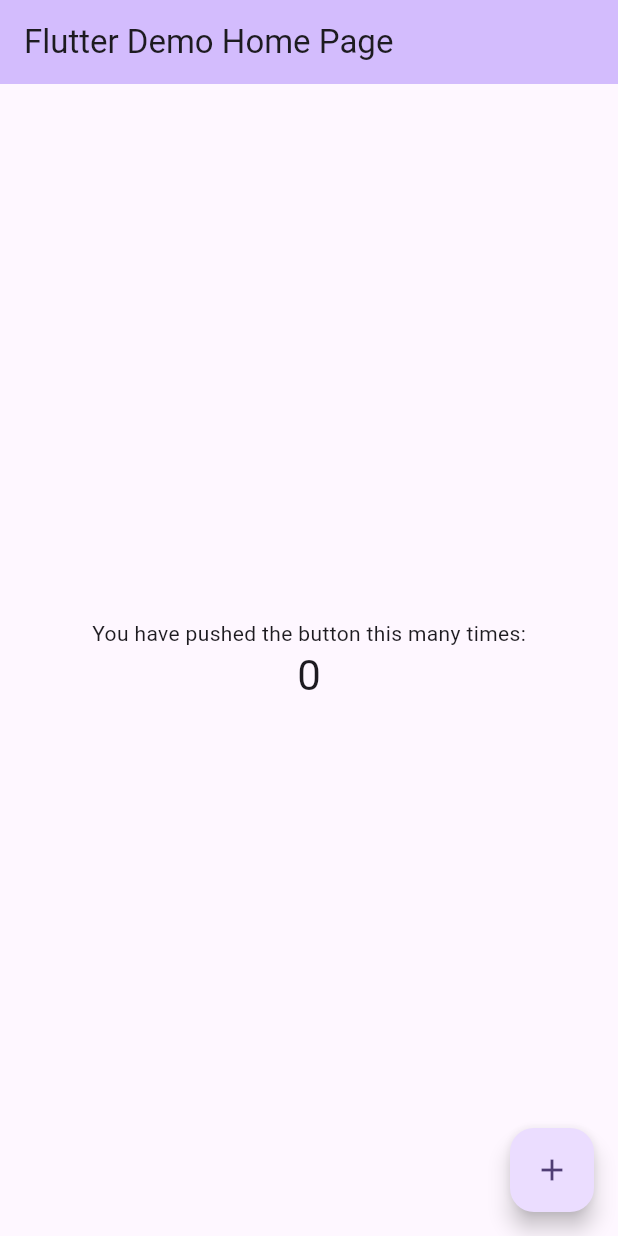
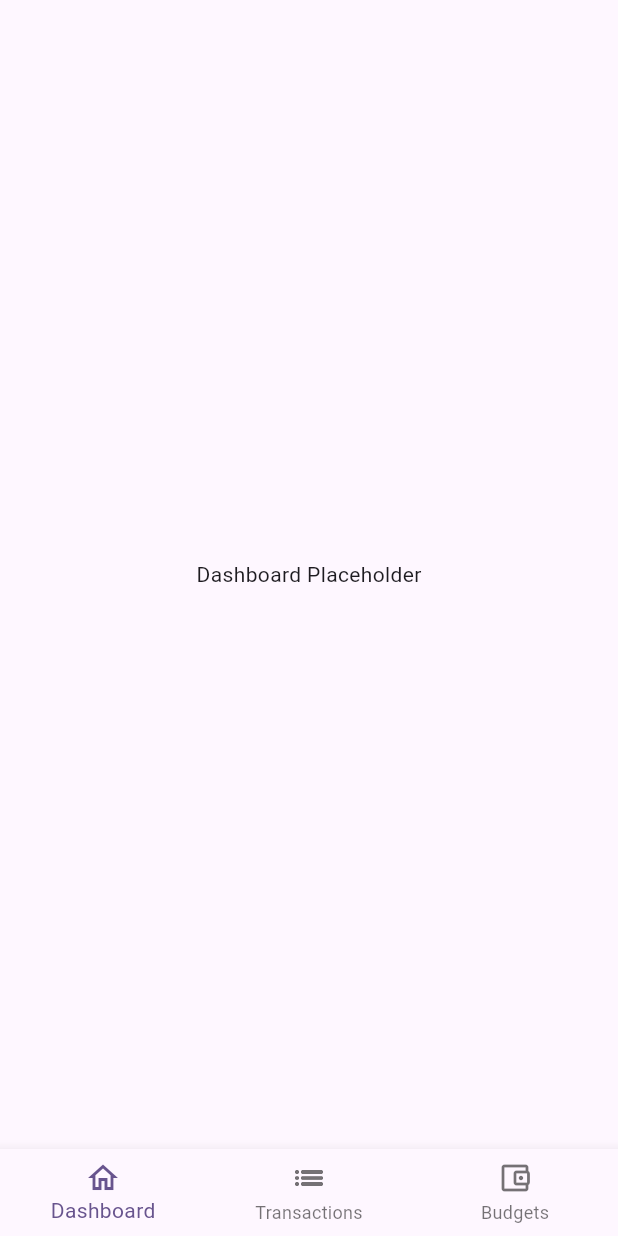
Before and after one commit to Rishab-ms/fintrack_app, a Flutter app: the screen it shows after launch, on a phone screen of 412 x 824 dp. Run offline on Flutter 3.47's test engine with Material 3 defaults, Android fonts, the light colour scheme and no system bars; our stand-ins replace flutter_riverpod, hive, hive_flutter, riverpod_annotation; accounts and stored records are empty; generated files the repository leaves out were written again.

Commit message:
Setup main app navigation (HomeScreen)

```diff
--- /dev/null
+++ b/lib/features/dashboard/presentation/dashboard_screen.dart
@@ -0,0 +1,14 @@
+import 'package:flutter/material.dart';
+
+class DashboardScreen extends StatelessWidget {
+  const DashboardScreen({super.key});
+
+  @override
+  Widget build(BuildContext context) {
+    return const Scaffold(
+      body: Center(
+        child: Text('Dashboard Placeholder'),
+      ),
+    );
+  }
+}
--- /dev/null
+++ b/lib/features/home/presentation/home_screen.dart
@@ -0,0 +1,74 @@
+import 'package:flutter/material.dart';
+import 'package:flutter_riverpod/flutter_riverpod.dart';
+import 'package:fintrack_app/features/dashboard/presentation/dashboard_screen.dart';
+import 'package:fintrack_app/features/transactions/presentation/transaction_list_screen.dart';
+import 'package:fintrack_app/features/budgets/presentation/budget_screen.dart';
+
+class HomeScreen extends ConsumerStatefulWidget {
+  const HomeScreen({super.key});
+
+  @override
+  ConsumerState<HomeScreen> createState() => _HomeScreenState();
+}
+
+class _HomeScreenState extends ConsumerState<HomeScreen> {
+  int _selectedIndex = 0;
+  late PageController _pageController;
+
+  @override
+  void initState() {
+    super.initState();
+    _pageController = PageController(initialPage: _selectedIndex);
+  }
+
+  @override
+  void dispose() {
+    _pageController.dispose();
+    super.dispose();
+  }
+
+  void _onItemTapped(int index) {
+    setState(() {
+      _selectedIndex = index;
+    });
+    _pageController.jumpToPage(index);
+  }
+
+  @override
+  Widget build(BuildContext context) {
+    return Scaffold(
+      body: PageView(
+        controller: _pageController,
+        onPageChanged: (index) {
+          setState(() {
+            _selectedIndex = index;
+          });
+        },
+        children: const [
+          DashboardScreen(),
+          TransactionListScreen(),
+          BudgetScreen(),
+        ],
+      ),
+      bottomNavigationBar: BottomNavigationBar(
+        items: const <BottomNavigationBarItem>[
+          BottomNavigationBarItem(
+            icon: Icon(Icons.home_outlined),
+            label: 'Dashboard',
+          ),
+          BottomNavigationBarItem(
+            icon: Icon(Icons.list_outlined),
+            label: 'Transactions',
+          ),
+          BottomNavigationBarItem(
+            icon: Icon(Icons.account_balance_wallet_outlined), // Using a generic icon for budgets
+            label: 'Budgets',
+          ),
+        ],
+        currentIndex: _selectedIndex,
+        selectedItemColor: Theme.of(context).colorScheme.primary,
+        onTap: _onItemTapped,
+      ),
+    );
+  }
+}
--- a/lib/main.dart
+++ b/lib/main.dart
@@ -1,122 +1,26 @@
 import 'package:flutter/material.dart';
+import 'package:flutter_riverpod/flutter_riverpod.dart';
+import 'package:fintrack_app/core/data/services/hive_service.dart';
+import 'package:fintrack_app/features/home/presentation/home_screen.dart';
 
-void main() {
-  runApp(const MyApp());
+void main() async {
+  WidgetsFlutterBinding.ensureInitialized();
+  await HiveService.init();
+  runApp(const ProviderScope(child: MyApp()));
 }
 
 class MyApp extends StatelessWidget {
   const MyApp({super.key});
 
-  // This widget is the root of your application.
   @override
   Widget build(BuildContext context) {
     return MaterialApp(
-      title: 'Flutter Demo',
+      title: 'FinTrack',
       theme: ThemeData(
-        // This is the theme of your application.
-        //
-        // TRY THIS: Try running your application with "flutter run". You'll see
-        // the application has a purple toolbar. Then, without quitting the app,
-        // try changing the seedColor in the colorScheme below to Colors.green
-        // and then invoke "hot reload" (save your changes or press the "hot
-        // reload" button in a Flutter-supported IDE, or press "r" if you used
-        // the command line to start the app).
-        //
-        // Notice that the counter didn't reset back to zero; the application
-        // state is not lost during the reload. To reset the state, use hot
-        // restart instead.
-        //
-        // This works for code too, not just values: Most code changes can be
-        // tested with just a hot reload.
         colorScheme: ColorScheme.fromSeed(seedColor: Colors.deepPurple),
+        useMaterial3: true,
       ),
-      home: const MyHomePage(title: 'Flutter Demo Home Page'),
+      home: const HomeScreen(),
     );
   }
 }
-
-class MyHomePage extends StatefulWidget {
-  const MyHomePage({super.key, required this.title});
-
-  // This widget is the home page of your application. It is stateful, meaning
-  // that it has a State object (defined below) that contains fields that affect
-  // how it looks.
-
-  // This class is the configuration for the state. It holds the values (in this
-  // case the title) provided by the parent (in this case the App widget) and
-  // used by the build method of the State. Fields in a Widget subclass are
-  // always marked "final".
-
-  final String title;
-
-  @override
-  State<MyHomePage> createState() => _MyHomePageState();
-}
-
-class _MyHomePageState extends State<MyHomePage> {
-  int _counter = 0;
-
-  void _incrementCounter() {
-    setState(() {
-      // This call to setState tells the Flutter framework that something has
-      // changed in this State, which causes it to rerun the build method below
-      // so that the display can reflect the updated values. If we changed
-      // _counter without calling setState(), then the build method would not be
-      // called again, and so nothing would appear to happen.
-      _counter++;
-    });
-  }
-
-  @override
-  Widget build(BuildContext context) {
-    // This method is rerun every time setState is called, for instance as done
-    // by the _incrementCounter method above.
-    //
-    // The Flutter framework has been optimized to make rerunning build methods
-    // fast, so that you can just rebuild anything that needs updating rather
-    // than having to individually change instances of widgets.
-    return Scaffold(
-      appBar: AppBar(
-        // TRY THIS: Try changing the color here to a specific color (to
-        // Colors.amber, perhaps?) and trigger a hot reload to see the AppBar
-        // change color while the other colors stay the same.
-        backgroundColor: Theme.of(context).colorScheme.inversePrimary,
-        // Here we take the value from the MyHomePage object that was created by
-        // the App.build method, and use it to set our appbar title.
-        title: Text(widget.title),
-      ),
-      body: Center(
-        // Center is a layout widget. It takes a single child and positions it
-        // in the middle of the parent.
-        child: Column(
-          // Column is also a layout widget. It takes a list of children and
-          // arranges them vertically. By default, it sizes itself to fit its
-          // children horizontally, and tries to be as tall as its parent.
-          //
-          // Column has various properties to control how it sizes itself and
-          // how it positions its children. Here we use mainAxisAlignment to
-          // center the children vertically; the main axis here is the vertical
-          // axis because Columns are vertical (the cross axis would be
-          // horizontal).
-          //
-          // TRY THIS: Invoke "debug painting" (choose the "Toggle Debug Paint"
-          // action in the IDE, or press "p" in the console), to see the
-          // wireframe for each widget.
-          mainAxisAlignment: MainAxisAlignment.center,
-          children: <Widget>[
-            const Text('You have pushed the button this many times:'),
-            Text(
-              '$_counter',
-              style: Theme.of(context).textTheme.headlineMedium,
-            ),
-          ],
-        ),
-      ),
-      floatingActionButton: FloatingActionButton(
-        onPressed: _incrementCounter,
-        tooltip: 'Increment',
-        child: const Icon(Icons.add),
-      ), // This trailing comma makes auto-formatting nicer for build methods.
-    );
-  }
-}
```
Also changed, not shown: lib/features/budgets/presentation/budget_screen.dart (added, +14 -0 lines), lib/features/transactions/presentation/transaction_list_screen.dart (added, +14 -0 lines), 3 other files.
